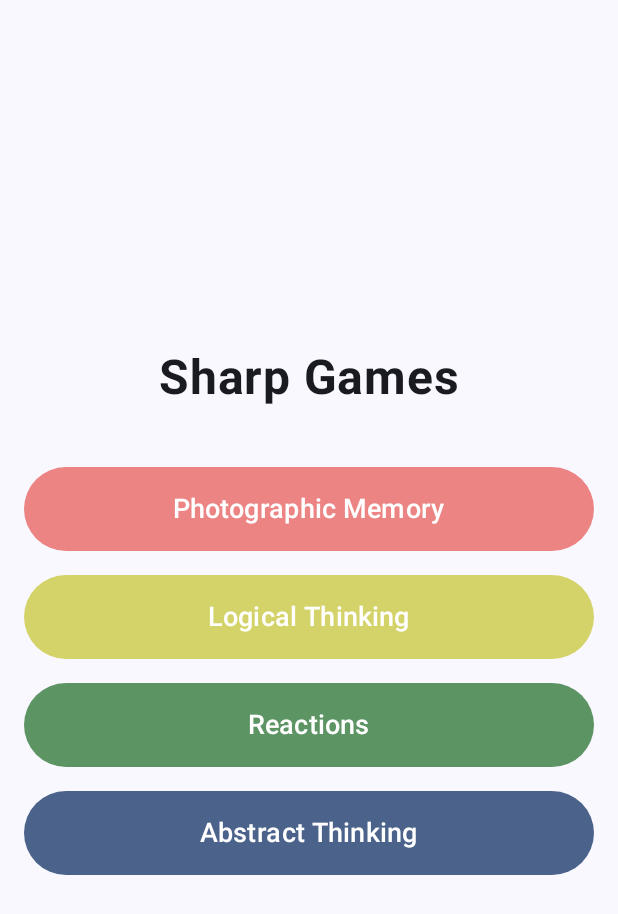
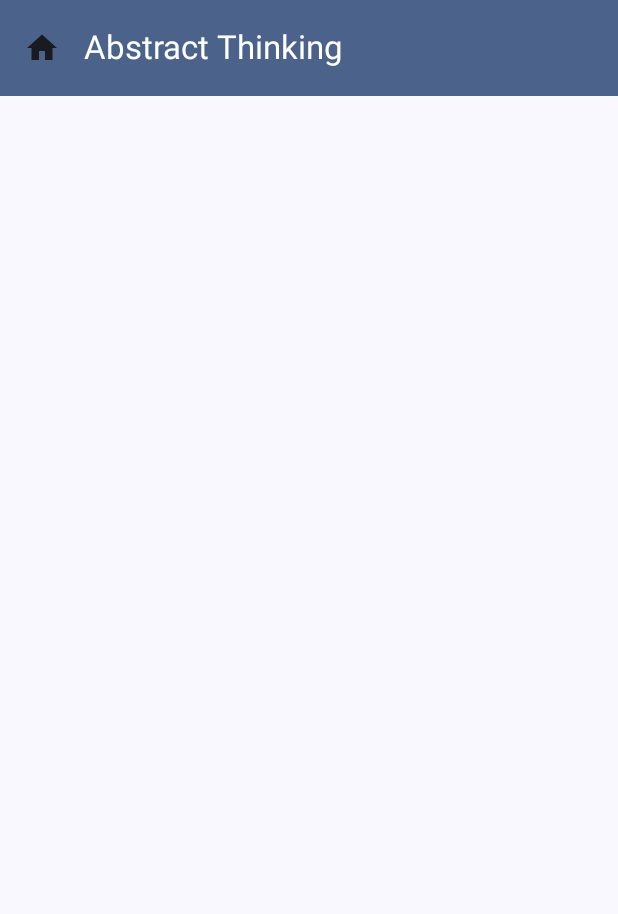
Before and after one commit to pavolhodas/SharpGames, an Android app built with Jetpack Compose: the screen it shows after launch (MainActivity), after a tap on "Abstract Thinking", on a phone screen of 412 x 824 dp. Shown: the top 914 px of the screen. Run offline under Robolectric (Android 15) with nearby library versions, the phone set to English and light mode, and no system bars.

Commit message:
Add AbstractThinkingScreen and update navigation

```diff
--- a/app/src/main/java/fri/uniza/sk/sharpgames/navigation/Navigation.kt
+++ b/app/src/main/java/fri/uniza/sk/sharpgames/navigation/Navigation.kt
@@ -8,12 +8,14 @@ import fri.uniza.sk.sharpgames.screens.MenuScreen
 import fri.uniza.sk.sharpgames.screens.PhotographicMemoryScreen
 import fri.uniza.sk.sharpgames.screens.LogicalThinkingScreen
 import fri.uniza.sk.sharpgames.screens.ReactionsScreen
+import fri.uniza.sk.sharpgames.screens.AbstractThinkingScreen
 
 sealed class Screen(val route: String) {
     object Menu : Screen("menu")
     object PhotographicMemory : Screen("photographic_memory")
     object LogicalThinking : Screen("logical_thinking")
     object Reactions : Screen("reactions")
+    object AbstractThinking : Screen("abstract_thinking")
 }
 
 @Composable
@@ -36,5 +38,9 @@ fun Navigation() {
         composable(Screen.Reactions.route) {
             ReactionsScreen(navController)
         }
+
+        composable(Screen.AbstractThinking.route) {
+            AbstractThinkingScreen(navController)
+        }
     }
 }
--- /dev/null
+++ b/app/src/main/java/fri/uniza/sk/sharpgames/screens/AbstractThinkingScreen.kt
@@ -0,0 +1,21 @@
+package fri.uniza.sk.sharpgames.screens
+
+import androidx.compose.foundation.layout.Column
+import androidx.compose.foundation.layout.fillMaxSize
+import androidx.compose.runtime.Composable
+import androidx.navigation.NavController
+import fri.uniza.sk.sharpgames.ui.components.GameTopBar
+
+@Composable
+fun AbstractThinkingScreen(navController: NavController) {
+    Column(
+        modifier = androidx.compose.ui.Modifier.fillMaxSize()
+    ) {
+        GameTopBar(
+            title = "Abstract Thinking",
+            navController = navController
+        )
+
+        // Tu bude obsah hry
+    }
+}
--- a/app/src/main/java/fri/uniza/sk/sharpgames/screens/MenuScreen.kt
+++ b/app/src/main/java/fri/uniza/sk/sharpgames/screens/MenuScreen.kt
@@ -51,7 +51,7 @@ fun MenuScreen(navController: NavController) {
 
     MenuButton(
       text = "Abstract Thinking",
-      onClick = { },
+      onClick = { navController.navigate(Screen.AbstractThinking.route) },
       modifier = Modifier.padding(vertical = 8.dp),
       buttonColor = Color(0xFF4b638b)
     )
```
